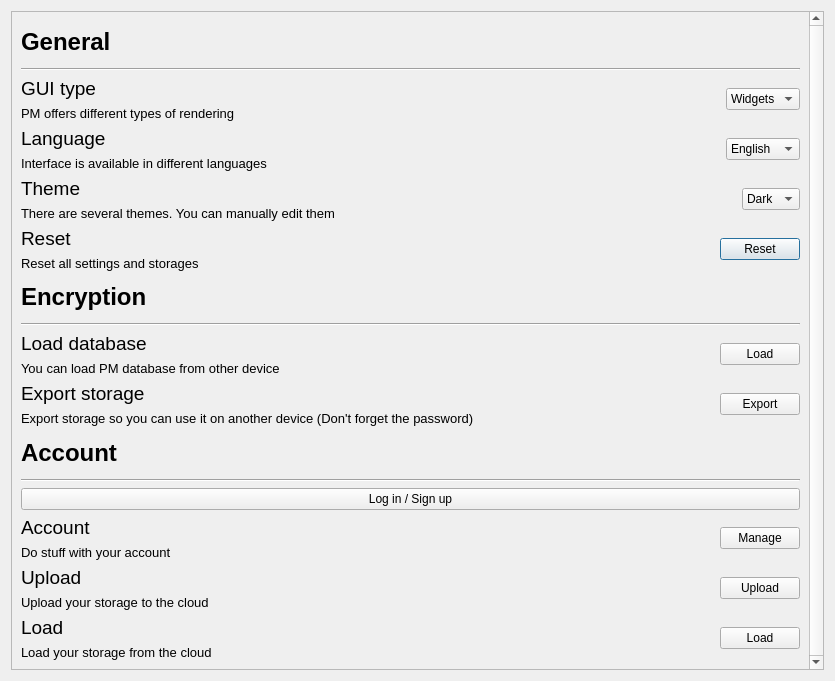
Above: dialogs/settingsdialog.ui from commmrade/PasswordManager before the change. Below: the same form after it.
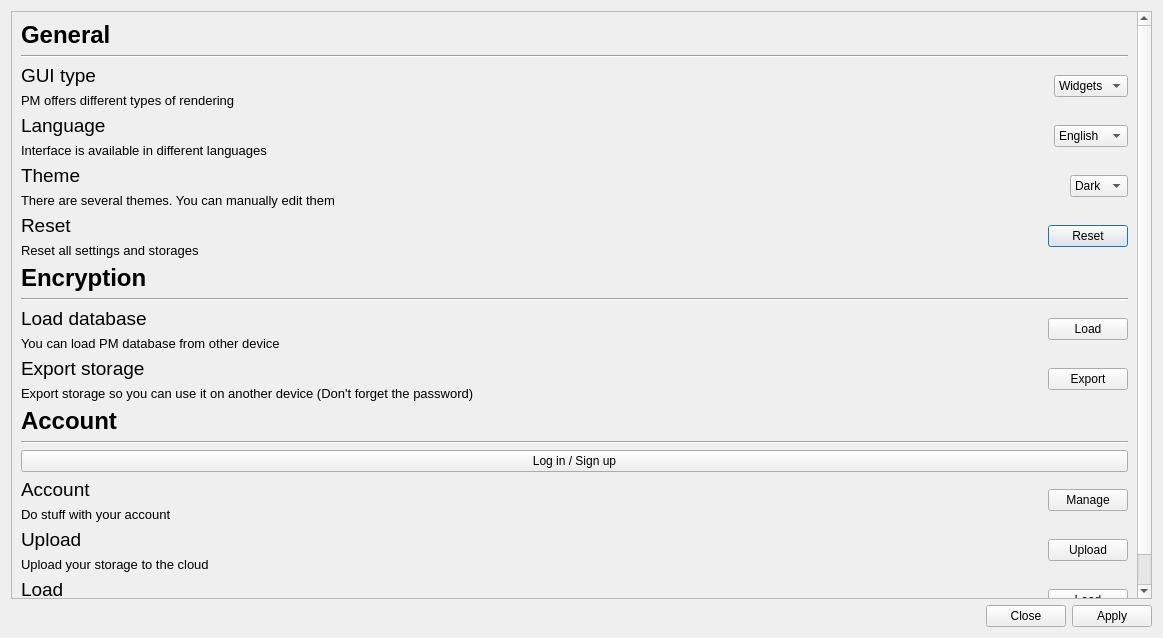
That is the form after the change.

Commit message: Apply based settings for design type

Patch:
```diff
--- a/dialogs/settingsdialog.ui
+++ b/dialogs/settingsdialog.ui
@@ -6,8 +6,8 @@
    <rect>
     <x>0</x>
     <y>0</y>
-    <width>835</width>
-    <height>681</height>
+    <width>1163</width>
+    <height>638</height>
    </rect>
   </property>
   <property name="windowTitle">
@@ -45,7 +45,7 @@
        <rect>
         <x>0</x>
         <y>0</y>
-        <width>801</width>
+        <width>1129</width>
         <height>664</height>
        </rect>
       </property>
@@ -658,6 +658,37 @@
      </widget>
     </widget>
    </item>
+   <item row="1" column="0">
+    <layout class="QHBoxLayout" name="horizontalLayout_2">
+     <item>
+      <spacer name="horizontalSpacer_10">
+       <property name="orientation">
+        <enum>Qt::Orientation::Horizontal</enum>
+       </property>
+       <property name="sizeHint" stdset="0">
+        <size>
+         <width>40</width>
+         <height>20</height>
+        </size>
+       </property>
+      </spacer>
+     </item>
+     <item>
+      <widget class="QPushButton" name="closeButton">
+       <property name="text">
+        <string>Close</string>
+       </property>
+      </widget>
+     </item>
+     <item>
+      <widget class="QPushButton" name="applyButton">
+       <property name="text">
+        <string>Apply</string>
+       </property>
+      </widget>
+     </item>
+    </layout>
+   </item>
   </layout>
  </widget>
  <resources/>
```
The commit also changes 7 other files.
